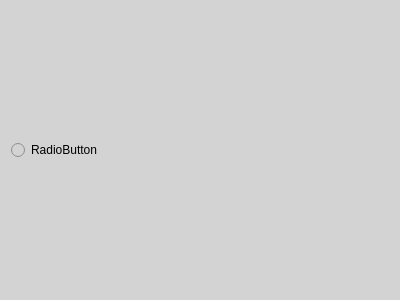
Before: the Qt Designer form Drivers/DAQ/daq_selector.ui in FranciscoGauna/Microscopy-Program, drawn with Qt 5.
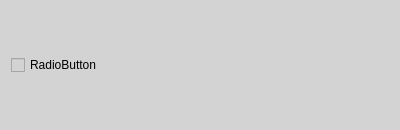
After: the same form once the commit is applied.

```diff
--- a/Drivers/DAQ/daq_selector.ui
+++ b/Drivers/DAQ/daq_selector.ui
@@ -7,7 +7,7 @@
     <x>0</x>
     <y>0</y>
     <width>400</width>
-    <height>300</height>
+    <height>130</height>
    </rect>
   </property>
   <property name="windowTitle">
@@ -18,7 +18,7 @@
   </property>
   <layout class="QGridLayout" name="gridLayout">
    <item row="0" column="0">
-    <widget class="QRadioButton" name="daq_rb">
+    <widget class="QCheckBox" name="daq_cb">
      <property name="text">
       <string>RadioButton</string>
      </property>
```
